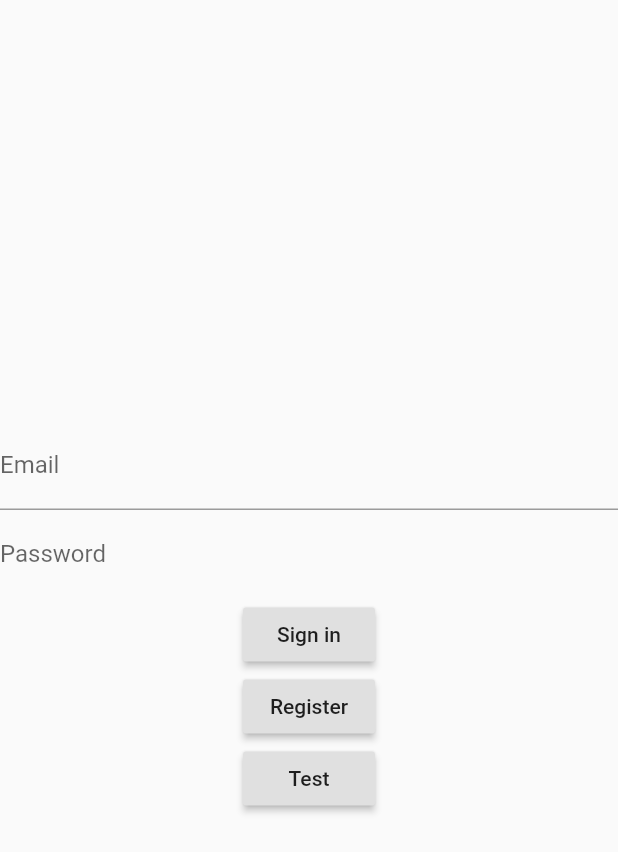
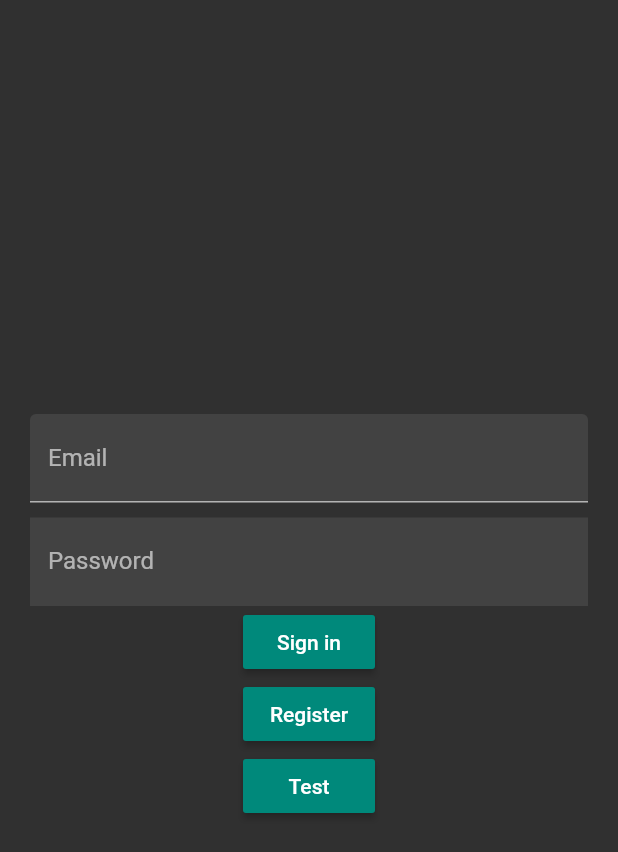
Before and after one commit to ucll-mobile-2021/project-germeausateur, a Flutter app: the SignInPage screen opened directly, on a phone screen of 412 x 824 dp. Shown: the top 852 px of the screen. Run offline on Flutter 3.47's test engine with Material 2 defaults, Android fonts, the phone set to English and light mode, and no system bars; our stand-ins replace cloud_firestore, firebase_auth, firebase_core, qr_flutter; missing offline and left inert: flutter_barcode_scanner; accounts and stored records are empty.

```diff
--- a/lib/main.dart
+++ b/lib/main.dart
@@ -36,8 +36,9 @@ class MyApp extends StatelessWidget {
       child: MaterialApp(
         title: 'BIER',
         theme: ThemeData(
-          primarySwatch: Colors.blue,
+          primarySwatch: Colors.teal,
           visualDensity: VisualDensity.adaptivePlatformDensity,
+          brightness: Brightness.dark,
         ),
         home: AutenticationWrapper(),
       ),
--- a/lib/screens/createbarpage.dart
+++ b/lib/screens/createbarpage.dart
@@ -37,7 +37,7 @@ class CreateBarPage extends StatelessWidget {
               nameController.text.trim(),
               descriptionController.text.trim(),
             );
-            context.read<BarService>().createBar(bar);
+            context.read<BarService>().createBar(bar, auth.currentUser.uid);
           },
           child: Text('Create bar'),
         )
--- a/lib/screens/homepage.dart
+++ b/lib/screens/homepage.dart
@@ -14,8 +14,10 @@ class HomePage extends StatelessWidget {
   _scan(BuildContext context) async{
     await FlutterBarcodeScanner.scanBarcode("#000000", "Cancel", false, ScanMode.QR)
       .then((value) => {
-          Navigator.push(context,
+          if(value == null){
+            Navigator.push(context,
               MaterialPageRoute(builder: (context) => MenuPage(value)))
+          }
       });
   }
 
--- a/lib/screens/qrpage.dart
+++ b/lib/screens/qrpage.dart
@@ -18,6 +18,7 @@ class QRPage extends StatelessWidget{
       ),
       body: Center(
         child: QrImage(
+          backgroundColor: Colors.white,
           data: _barid,
           version: QrVersions.auto,
           size: 300,
--- a/lib/screens/signinpage.dart
+++ b/lib/screens/signinpage.dart
@@ -13,21 +13,30 @@ class SignInPage extends StatelessWidget {
   @override
   Widget build(BuildContext context) {
     return Scaffold(
-      body: Column(
+      body: Container(
+        margin: const EdgeInsets.only(left: 20.0, right: 20.0),
+        child: Column(
         mainAxisAlignment: MainAxisAlignment.center,
         children: [
-          TextFormField(
+          Container(
+            margin: EdgeInsets.only(bottom:10.0),
+            child: TextFormField(
             validator: EmailValidator.validate,
             controller: emailController,
             decoration: InputDecoration(
               labelText: 'Email',
+              fillColor: Colors.grey[800],
+              filled: true,
             ),
+          ),
           ),
           TextFormField(
             controller: passwordController,
             decoration: InputDecoration(
               border: InputBorder.none,
               labelText: 'Password',
+              fillColor: Colors.grey[800],
+              filled: true,
             ),
             obscureText: true,
             autocorrect: false,
@@ -63,6 +72,7 @@ class SignInPage extends StatelessWidget {
           )
         ],
       ),
+      )
     );
   }
 }
```
Also changed, not shown: lib/services/barservice.dart (+16 -2 lines).
